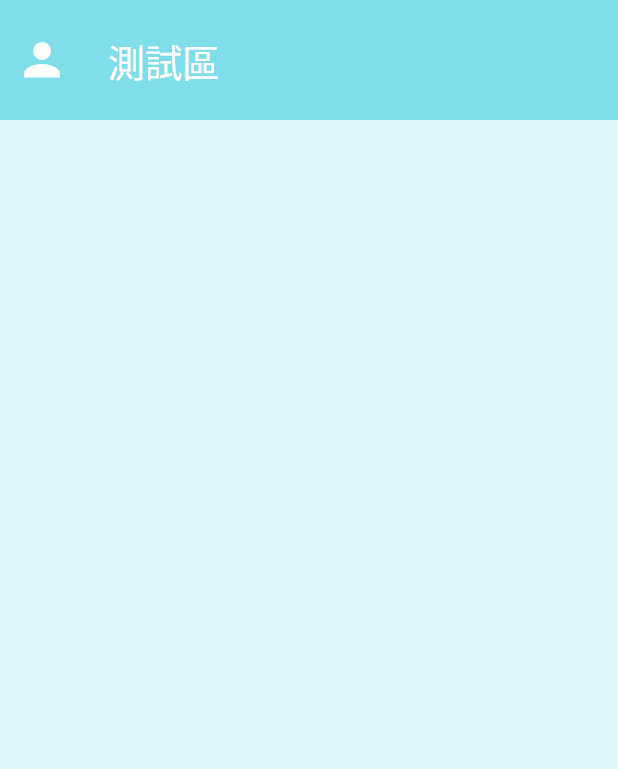
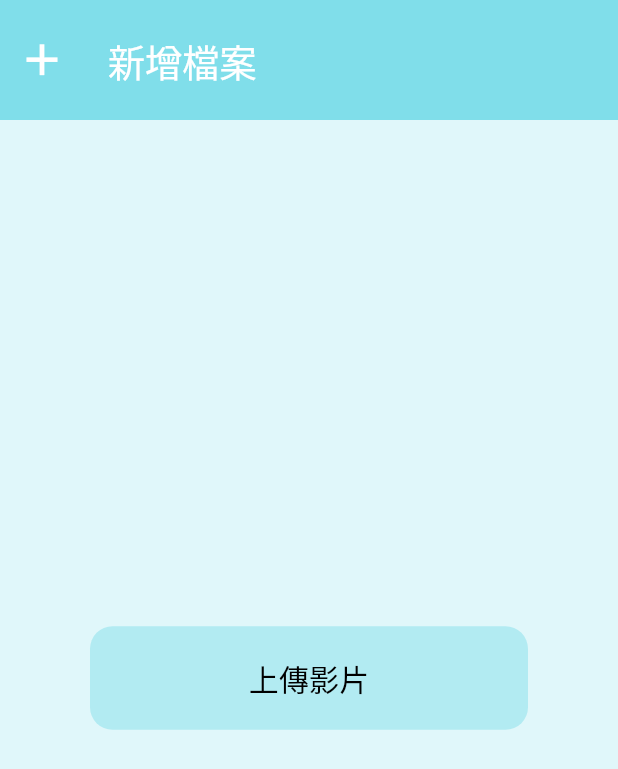
Before and after one commit to cw-87-tw/ytpProject2023, a Flutter app: the TestPage screen opened directly, on a phone screen of 412 x 824 dp. Shown: the top 769 px of the screen. Run offline on Flutter 3.47's test engine with Material 3 defaults, Android fonts, the phone set to English and light mode, and no system bars; our stand-ins replace cached_network_image, camera, cloud_firestore, file_picker, firebase_auth, firebase_core and 11 more; missing offline and left inert: firebase_app_check, firebase_ui_auth, flutter_ffmpeg; accounts and stored records are empty; network calls fail.

```diff
--- a/summarease/lib/pages/login_page.dart
+++ b/summarease/lib/pages/login_page.dart
@@ -34,7 +34,7 @@ class _LoginPageState extends State<LoginPage> {
     //sign in
     try {
       await FirebaseAuth.instance.signInWithEmailAndPassword(
-        email: email_controller.text,
+        email: email_controller.text.trim(),
         password: password_controller.text,
       );
       Navigator.pop(context);
--- a/summarease/lib/pages/test_page.dart
+++ b/summarease/lib/pages/test_page.dart
@@ -1,10 +1,29 @@
-import 'package:firebase_auth/firebase_auth.dart';
+import 'dart:io';
+import '../util/op_tile.dart';
 import 'package:flutter/material.dart';
-
+import 'package:file_picker/file_picker.dart';
+import '../process/videoToText.dart';
 
 class TestPage extends StatelessWidget {
-  TestPage({super.key});
-  final user = FirebaseAuth.instance.currentUser!;
+  const TestPage({super.key});
+
+  Future<void> uploadVideo() async {
+    FilePickerResult? result = await FilePicker.platform.pickFiles(
+      type: FileType.custom,
+      allowedExtensions: ['mp4', 'avi', 'mkv', 'flv', 'mov'],
+    );
+
+    if (result != null) {
+      File file = File(result.files.single.path!);
+      print("\n\n\nReceived user file\n\n\n");
+      // call the whisper API here
+      convertSpeechToText(file.path);
+    }
+    else {
+      print("No file selected");
+    }
+  }
+
 
 
   @override
@@ -13,21 +32,26 @@ class TestPage extends StatelessWidget {
         appBar: AppBar(
           backgroundColor: Theme.of(context).colorScheme.primary,
           toolbarHeight: 80,
-          leading: const Icon(Icons.person, color: Colors.white, size: 35),
+          leading: const Icon(Icons.add, color: Colors.white, size: 35),
           title: Text(
-            '測試區',
+            '新增檔案',
             style: Theme.of(context).textTheme.displayLarge,
           ),
         ),
         body: Center(
-          child: Column(
-            mainAxisAlignment: MainAxisAlignment.center,
-            crossAxisAlignment: CrossAxisAlignment.center,
-            children: [
-
-            ],
+          child: Padding(
+            padding: EdgeInsets.all(50),
+            child: Column(
+              mainAxisAlignment: MainAxisAlignment.center,
+              children: [
+                OpTile(
+                  opName: '上傳影片',
+                  color: Theme.of(context).colorScheme.secondary,
+                  onTap: uploadVideo,
+                ),
+              ],
+            ),
           ),
-        )
-    );
+        ));
   }
 }
--- a/summarease/lib/process/assets.dart
+++ b/summarease/lib/process/assets.dart
@@ -0,0 +1 @@
+const apiKey = "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"; // 0224API key
--- a/summarease/pubspec.yaml
+++ b/summarease/pubspec.yaml
@@ -49,6 +49,9 @@ dependencies:
   file_picker: ^6.1.1
   firebase_storage: ^11.6.5
   firebase_app_check: ^0.2.1+14
+
+  # video to text
+  flutter_ffmpeg: ^0.4.2
 
 dev_dependencies:
   flutter_test:
```
Also changed, not shown: summarease/lib/process/videoToText.dart (+53 -0 lines), summarease/pubspec.lock (deleted), 1 other file.
